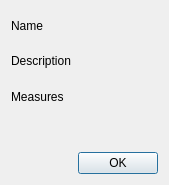
froque/AeroIST, file aeroist/referencedetails.ui: the form before one commit.
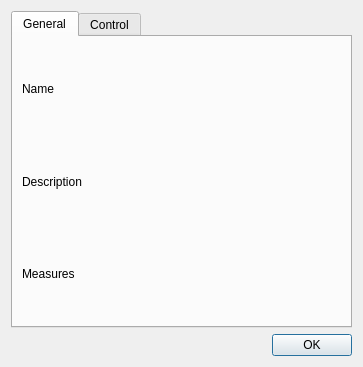
The form after the commit.

Commit message:
Redone some GUI interfaces. Measurement and Reference preferences and views are now based on tabwidgets.
Also improved upon wind variables to accommodate channel selection. Stil to do actual Hardware channel selection

```diff
--- a/aeroist/referencedetails.ui
+++ b/aeroist/referencedetails.ui
@@ -6,59 +6,60 @@
    <rect>
     <x>0</x>
     <y>0</y>
-    <width>169</width>
-    <height>185</height>
+    <width>363</width>
+    <height>367</height>
    </rect>
   </property>
   <property name="windowTitle">
    <string>Measurement Details</string>
   </property>
+  <layout class="QVBoxLayout" name="verticalLayout">
+   <item>
+    <widget class="QTabWidget" name="tabWidget">
+     <property name="currentIndex">
+      <number>0</number>
+     </property>
+     <widget class="QWidget" name="tab_general">
+      <attribute name="title">
+       <string>General</string>
+      </attribute>
   <layout class="QGridLayout" name="gridLayout">
+       <item row="1" column="1">
+        <widget class="QLabel" name="labelDescription">
+         <property name="text">
+          <string/>
+         </property>
+        </widget>
+       </item>
+       <item row="0" column="1">
+        <widget class="QLabel" name="labelName">
+         <property name="text">
+          <string/>
+         </property>
+        </widget>
+       </item>
+       <item row="1" column="0">
+        <widget class="QLabel" name="labelViewDescription">
+         <property name="text">
+          <string>Description</string>
+         </property>
+        </widget>
+       </item>
    <item row="0" column="0">
-    <layout class="QVBoxLayout" name="verticalLayout">
-     <item>
       <widget class="QLabel" name="labelViewName">
        <property name="text">
         <string>Name</string>
        </property>
       </widget>
      </item>
-     <item>
-      <widget class="QLabel" name="labelViewDescription">
-       <property name="text">
-        <string>Description</string>
-       </property>
-      </widget>
-     </item>
-     <item>
+       <item row="2" column="0">
       <widget class="QLabel" name="labelViewMeasuresIteration">
        <property name="text">
         <string>Measures</string>
        </property>
       </widget>
      </item>
-     <item>
-      <widget class="QWidget" name="widget" native="true"/>
-     </item>
-    </layout>
-   </item>
-   <item row="0" column="1">
-    <layout class="QVBoxLayout" name="verticalLayout_2">
-     <item>
-      <widget class="QLabel" name="labelName">
-       <property name="text">
-        <string/>
-       </property>
-      </widget>
-     </item>
-     <item>
-      <widget class="QLabel" name="labelDescription">
-       <property name="text">
-        <string/>
-       </property>
-      </widget>
-     </item>
-     <item>
+       <item row="2" column="1">
       <widget class="QLabel" name="labelMeasuresIteration">
        <property name="text">
         <string/>
@@ -66,8 +67,15 @@
       </widget>
      </item>
     </layout>
+     </widget>
+     <widget class="QWidget" name="tab_control">
+      <attribute name="title">
+       <string>Control</string>
+      </attribute>
+     </widget>
+    </widget>
    </item>
-   <item row="1" column="0" colspan="2">
+   <item>
     <widget class="QDialogButtonBox" name="buttonBox">
      <property name="orientation">
       <enum>Qt::Horizontal</enum>
```
Lines whose indentation alone changed are shown as unchanged. The commit also changes 12 other files.
